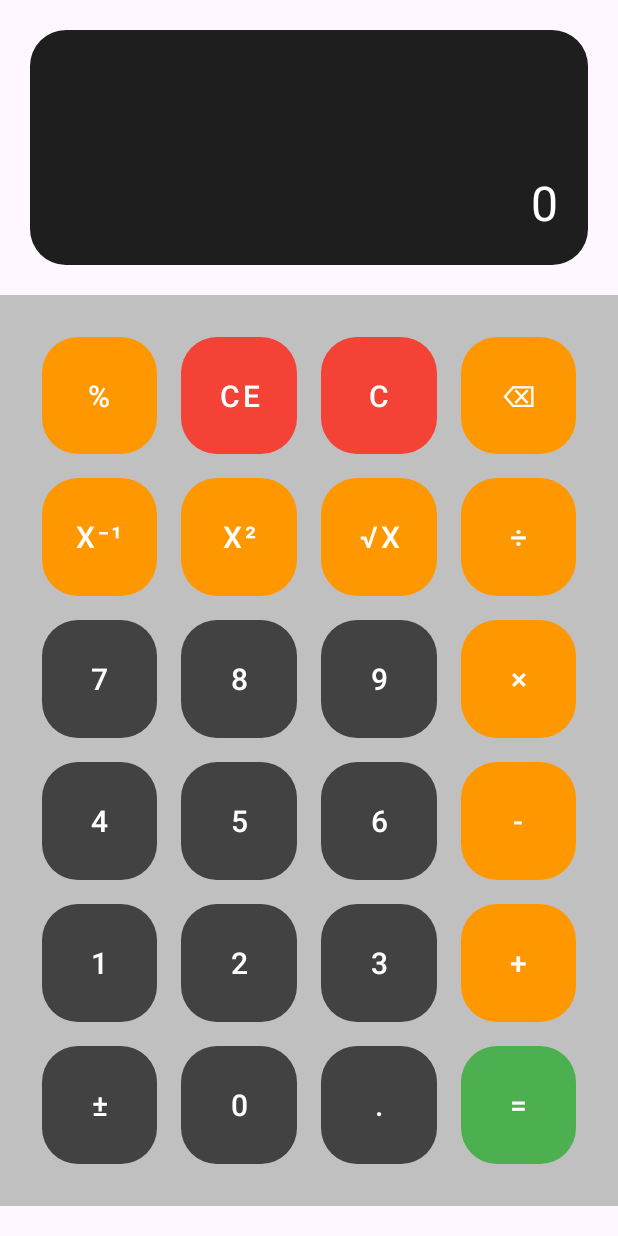
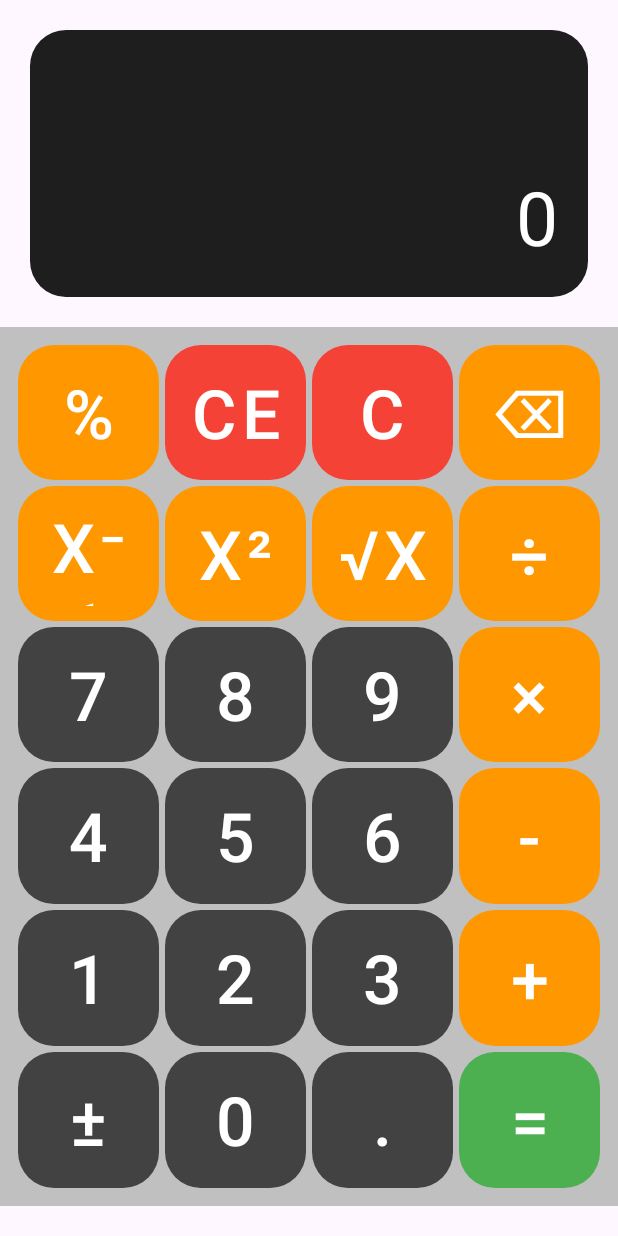
Before and after one commit to Gaurav-Jan-gir/CalculatorBasic, an Android app: the screen it shows after launch (MainActivity), after a tap on an icon or button, on a phone screen of 412 x 824 dp. Run offline under Robolectric (Android 15) with nearby library versions, the phone set to English and light mode, and no system bars.

Commit message:
Made UI Changes

```diff
--- a/app/src/main/java/com/gaurav/calc/MainActivity.kt
+++ b/app/src/main/java/com/gaurav/calc/MainActivity.kt
@@ -1,5 +1,6 @@
 package com.gaurav.calc
 
+import android.content.Context
 import android.os.Bundle
 import android.util.TypedValue
 import android.widget.Button
@@ -10,20 +11,37 @@ import androidx.core.view.ViewCompat
 import androidx.core.view.WindowInsetsCompat
 
 fun updateDisplay(str1: String, str2: String, display1: TextView, display2: TextView) {
-    val defaultSize = 32f  // Set a base text size (adjustable)
-    val minSize = 16f      // Prevent font from shrinking too much
+
+    val str2defaultSize = 50f  // Set a base text size (adjustable)
+    val str2minSize = 25f      // Prevent font from shrinking too much
+    val str1defaultSize = 30f
+    val str1minSize = 15f
 
     // Dynamically adjust text size based on length
     display1.setTextSize(TypedValue.COMPLEX_UNIT_SP,
-        if (str1.length > 10) (defaultSize / 2).coerceAtLeast(minSize) else defaultSize)
+        if (str1.length > 10) (str1defaultSize / 2).coerceAtLeast(str1minSize) else str1defaultSize)
 
     display2.setTextSize(TypedValue.COMPLEX_UNIT_SP,
-        if (str2.length > 10) (defaultSize / 2).coerceAtLeast(minSize) else defaultSize)
+        if (str2.length > 10) (str2defaultSize / 2).coerceAtLeast(str2minSize) else str2defaultSize)
 
     if(str2.isEmpty()) display2.text = "0"
     else display2.text = str2
     display1.text = str1
 }
+
+fun getAdaptiveTextSize(context: Context): Float {
+    val configuration = context.resources.configuration
+    val fontScale = configuration.fontScale // Get system font scale setting
+    val density = context.resources.displayMetrics.density // Screen density
+
+
+
+    return 80f-20*fontScale-10*density // Adjust the formula as needed
+
+}
+
+
+
 
 class MainActivity : AppCompatActivity() {
     private lateinit var display1 : TextView
@@ -38,33 +56,63 @@ class MainActivity : AppCompatActivity() {
         enableEdgeToEdge()
         setContentView(R.layout.activity_main)
 
+
+        val btnScaledSize = getAdaptiveTextSize(this) // Scale based on user settings
+
+
         val btn0 : Button = findViewById<Button>(R.id.btn0)
+        btn0.textSize = btnScaledSize
         val btn1 : Button = findViewById<Button>(R.id.btn1)
+        btn1.textSize = btnScaledSize
         val btn2 : Button = findViewById<Button>(R.id.btn2)
+        btn2.textSize = btnScaledSize
         val btn3 : Button = findViewById<Button>(R.id.btn3)
+        btn3.textSize = btnScaledSize
         val btn4 : Button = findViewById<Button>(R.id.btn4)
+        btn4.textSize = btnScaledSize
         val btn5 : Button = findViewById<Button>(R.id.btn5)
+        btn5.textSize = btnScaledSize
         val btn6 : Button = findViewById<Button>(R.id.btn6)
+        btn6.textSize = btnScaledSize
         val btn7 : Button = findViewById<Button>(R.id.btn7)
+        btn7.textSize = btnScaledSize
         val btn8 : Button = findViewById<Button>(R.id.btn8)
+        btn8.textSize = btnScaledSize
         val btn9 : Button = findViewById<Button>(R.id.btn9)
+        btn9.textSize = btnScaledSize
         val btnDot : Button = findViewById<Button>(R.id.btnDot)
+        btnDot.textSize = btnScaledSize
         val btnEqual : Button = findViewById<Button>(R.id.btnEqual)
+        btnEqual.textSize = btnScaledSize
         val btnClear : Button = findViewById<Button>(R.id.btnC)
+        btnClear.textSize = btnScaledSize
         val btnClearAll : Button = findViewById<Button>(R.id.btnCE)
+        btnClearAll.textSize = btnScaledSize
         val btnPercent : Button = findViewById<Button>(R.id.btnPercent)
+        btnPercent.textSize = btnScaledSize
         val btnInverse : Button = findViewById<Button>(R.id.btnInv)
+        btnInverse.textSize = btnScaledSize
         val btnAdd : Button = findViewById<Button>(R.id.btnAdd)
+        btnAdd.textSize = btnScaledSize
         val btnSub : Button = findViewById<Button>(R.id.btnSub)
+        btnSub.textSize = btnScaledSize
         val btnMul : Button = findViewById<Button>(R.id.btnMul)
+        btnMul.textSize = btnScaledSize
         val btnDiv : Button = findViewById<Button>(R.id.btnDiv)
+        btnDiv.textSize = btnScaledSize
         val btnBack : Button = findViewById<Button>(R.id.btnBS)
+        btnBack.textSize = btnScaledSize
         val btnSqr : Button = findViewById<Button>(R.id.btnSqr)
+        btnSqr.textSize = btnScaledSize
         val btnSqrt : Button = findViewById<Button>(R.id.btnSqrt)
+        btnSqrt.textSize = btnScaledSize
         val btnAddInv : Button = findViewById<Button>(R.id.btnAddInv)
+        btnAddInv.textSize = btnScaledSize
 
         val display1 : TextView = findViewById<TextView>(R.id.display1)
         val display2 : TextView = findViewById<TextView>(R.id.display2)
+
+
 
         fun updateDisplayFunction() {
             if(num1.length>40) num1 = num1.toDouble().toString()
@@ -75,7 +123,7 @@ class MainActivity : AppCompatActivity() {
 
 
         btn0.setOnClickListener{
-            if(num1 == "Invalid Operation"){
+            if(num1 == "Invalid Operation" || num1 == "Infinity"){
                 num1 = ""
                 operator = '\u0000'
                 flag = false
@@ -90,7 +138,7 @@ class MainActivity : AppCompatActivity() {
             }
         }
         btn1.setOnClickListener {
-            if(num1 == "Invalid Operation"){
+            if(num1 == "Invalid Operation" || num1 == "Infinity"){
                 num1 = ""
                 operator = '\u0000'
                 flag = false
@@ -100,7 +148,7 @@ class MainActivity : AppCompatActivity() {
             updateDisplayFunction()
         }
         btn2.setOnClickListener {
-            if(num1 == "Invalid Operation"){
+            if(num1 == "Invalid Operation" || num1 == "Infinity"){
                 num1 = ""
                 operator = '\u0000'
                 flag = false
@@ -110,7 +158,7 @@ class MainActivity : AppCompatActivity() {
             updateDisplayFunction()
         }
         btn3.setOnClickListener {
-            if(num1 == "Invalid Operation"){
+            if(num1 == "Invalid Operation" || num1 == "Infinity"){
                 num1 = ""
                 operator = '\u0000'
                 flag = false
@@ -120,7 +168,7 @@ class MainActivity : AppCompatActivity() {
             updateDisplayFunction()
         }
         btn4.setOnClickListener {
-            if(num1 == "Invalid Operation"){
+            if(num1 == "Invalid Operation" || num1 == "Infinity"){
                 num1 = ""
                 operator = '\u0000'
                 flag = false
@@ -130,7 +178,7 @@ class MainActivity : AppCompatActivity() {
             updateDisplayFunction()
         }
         btn5.setOnClickListener {
-            if(num1 == "Invalid Operation"){
+            if(num1 == "Invalid Operation" || num1 == "Infinity"){
                 num1 = ""
                 operator = '\u0000'
                 flag = false
@@ -140,7 +188,7 @@ class MainActivity : AppCompatActivity() {
             updateDisplayFunction()
         }
         btn6.setOnClickListener {
-            if(num1 == "Invalid Operation"){
+            if(num1 == "Invalid Operation" || num1 == "Infinity"){
                 num1 = ""
                 operator = '\u0000'
                 flag = false
@@ -150,7 +198,7 @@ class MainActivity : AppCompatActivity() {
             updateDisplayFunction()
         }
         btn7.setOnClickListener {
-            if(num1 == "Invalid Operation"){
+            if(num1 == "Invalid Operation" || num1 == "Infinity"){
                 num1 = ""
                 operator = '\u0000'
                 flag = false
@@ -160,7 +208,7 @@ class MainActivity : AppCompatActivity() {
             updateDisplayFunction()
         }
         btn8.setOnClickListener {
-            if(num1 == "Invalid Operation"){
+            if(num1 == "Invalid Operation" || num1 == "Infinity"){
                 num1 = ""
                 operator = '\u0000'
                 flag = false
@@ -170,7 +218,7 @@ class MainActivity : AppCompatActivity() {
             updateDisplayFunction()
         }
         btn9.setOnClickListener {
-            if(num1 == "Invalid Operation"){
+            if(num1 == "Invalid Operation" || num1 == "Infinity"){
                 num1 = ""
                 operator = '\u0000'
                 flag = false
@@ -181,7 +229,7 @@ class MainActivity : AppCompatActivity() {
             updateDisplayFunction()
         }
         btnDot.setOnClickListener {
-            if(num1 == "Invalid Operation"){
+            if(num1 == "Invalid Operation" || num1 == "Infinity"){
                 num1 = ""
                 operator = '\u0000'
                 flag = false
@@ -214,7 +262,7 @@ class MainActivity : AppCompatActivity() {
             flag = false
         }
         btnBack.setOnClickListener {
-            if(num1 == "Invalid Operation"){
+            if(num1 == "Invalid Operation" || num1 == "Infinity"){
                 num1 = ""
                 operator = '\u0000'
                 flag = false
@@ -225,7 +273,7 @@ class MainActivity : AppCompatActivity() {
             updateDisplayFunction()
         }
         btnAdd.setOnClickListener {
-            if(num1 == "Invalid Operation"){
+            if(num1 == "Invalid Operation" || num1 == "Infinity"){
                 num1 = ""
                 operator = '\u0000'
                 flag = false
@@ -246,7 +294,7 @@ class MainActivity : AppCompatActivity() {
             updateDisplayFunction()
         }
         btnSub.setOnClickListener {
-            if(num1 == "Invalid Operation"){
+            if(num1 == "Invalid Operation" || num1 == "Infinity"){
                 num1 = ""
                 operator = '\u0000'
                 flag = false
@@ -267,7 +315,7 @@ class MainActivity : AppCompatActivity() {
             updateDisplayFunction()
         }
         btnMul.setOnClickListener {
-            if(num1 == "Invalid Operation"){
+            if(num1 == "Invalid Operation" || num1 == "Infinity"){
                 num1 = ""
                 operator = '\u0000'
                 flag = false
@@ -282,12 +330,13 @@ class MainActivity : AppCompatActivity() {
                 num2 = ""
             }
             else if(num2.isEmpty() && flag) {
+                if(num1[num1.length -1] == '%') num1 = (num1.substring(0,num1.length-1).toDouble()/100).toString()
                 operator = '*'
             }
             updateDisplayFunction()
         }
         btnDiv.setOnClickListener {
-            if(num1 == "Invalid Operation"){
+            if(num1 == "Invalid Operation" || num1 == "Infinity"){
                 num1 = ""
                 operator = '\u0000'
                 flag = false
@@ -302,12 +351,13 @@ class MainActivity : AppCompatActivity() {
                 num2 = ""
             }
             else if(num2.isEmpty() && flag) {
+                if(num1[num1.length -1] == '%') num1 = (num1.substring(0,num1.length-1).toDouble()/100).toString()
                 operator = '/'
             }
             updateDisplayFunction()
         }
         btnEqual.setOnClickListener {
-            if(num1 == "Invalid Operation"){
+            if(num1 == "Invalid Operation" || num1 == "Infinity"){
                 num1 = ""
                 operator = '\u0000'
                 flag = false
@@ -328,7 +378,7 @@ class MainActivity : AppCompatActivity() {
             updateDisplayFunction()
         }
         btnSqr.setOnClickListener {
-            if(num1 == "Invalid Operation"){
+            if(num1 == "Invalid Operation" || num1 == "Infinity"){
                 num1 = ""
                 num2 = ""
                 operator = '\u0000'
@@ -344,7 +394,7 @@ class MainActivity : AppCompatActivity() {
             updateDisplayFunction()
         }
         btnSqrt.setOnClickListener {
-            if(num1 == "Invalid Operation"){
+            if(num1 == "Invalid Operation" || num1 == "Infinity"){
                 num1 = ""
                 num2 = ""
                 operator = '\u0000'
@@ -359,7 +409,7 @@ class MainActivity : AppCompatActivity() {
             updateDisplayFunction()
         }
         btnInverse.setOnClickListener {
-            if(num1 == "Invalid Operation"){
+            if(num1 == "Invalid Operation" || num1 == "Infinity"){
                 num1 = ""
                 num2 = ""
                 operator = '\u0000'
@@ -374,7 +424,7 @@ class MainActivity : AppCompatActivity() {
             updateDisplayFunction()
         }
         btnAddInv.setOnClickListener {
-            if(num1 == "Invalid Operation"){
+            if(num1 == "Invalid Operation" || num1 == "Infinity"){
                 num1 = ""
                 num2 = ""
                 operator = '\u0000'
@@ -389,7 +439,7 @@ class MainActivity : AppCompatActivity() {
             updateDisplayFunction()
         }
         btnPercent.setOnClickListener {
-            if(num1 == "Invalid Operation"){
+            if(num1 == "Invalid Operation" || num1 == "Infinity"){
                 num1 = ""
                 num2 = ""
                 operator = '\u0000'
--- a/app/src/main/res/layout/activity_main.xml
+++ b/app/src/main/res/layout/activity_main.xml
@@ -33,7 +33,7 @@
             android:layout_width="match_parent"
             android:layout_height="wrap_content"
             android:layout_margin="10dp"
-            android:textSize="40sp"
+            android:textSize="50sp"
             android:gravity="end"
             android:textColor="@color/displayColor"
             android:background="@color/displayBg"
@@ -56,7 +56,7 @@
             android:layout_height="match_parent"
             android:columnCount="4"
             android:rowCount="6"
-            android:layout_margin="20dp"
+            android:layout_margin="10dp"
             app:layout_constraintBottom_toBottomOf="parent"
             app:layout_constraintTop_toBottomOf="@+id/constraintLayout"
             app:layout_constraintTop_toTopOf="parent">
--- a/app/src/main/res/values/style.xml
+++ b/app/src/main/res/values/style.xml
@@ -3,7 +3,7 @@
     <style name="CalculatorButton" parent="Widget.MaterialComponents.Button.UnelevatedButton">
         <item name="android:layout_width">0dp</item>
         <item name="android:layout_height">0dp</item>
-        <item name="android:layout_margin">8dp</item>
+        <item name="android:layout_margin">2dp</item>
         <item name="android:textSize">20sp</item>
         <item name="android:textColor">@color/white</item>
         <item name="backgroundTint">@null</item>
```
Also changed, not shown: app/src/main/java/com/gaurav/calc/HandleButton.kt (deleted, +0 -7 lines).
